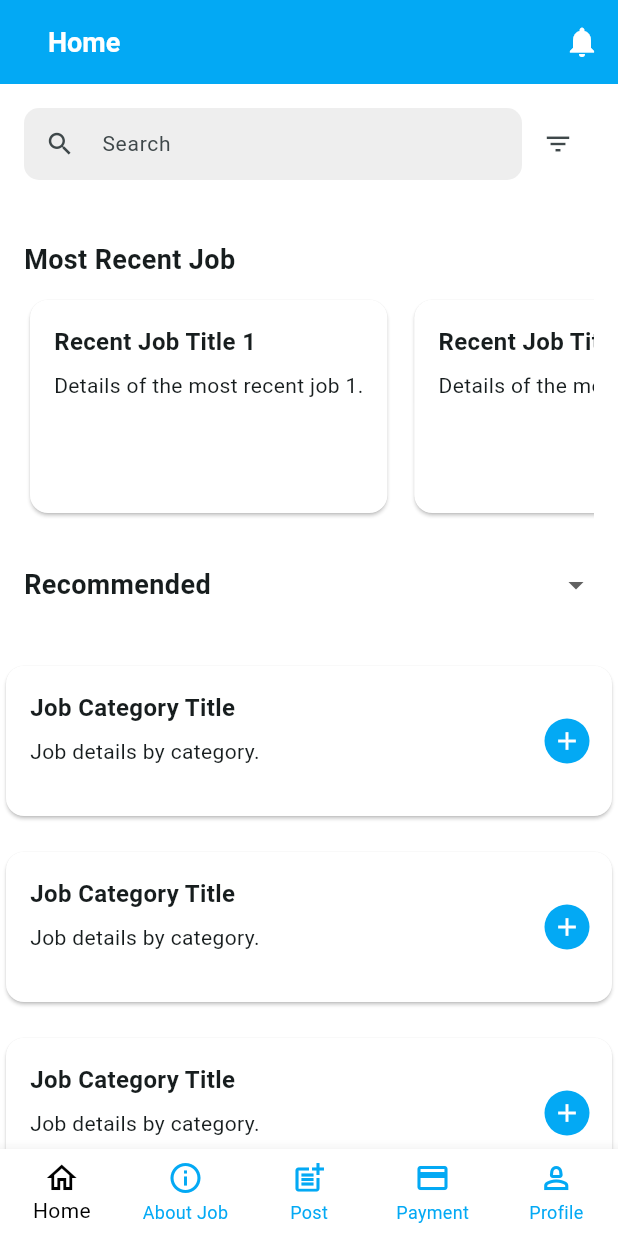
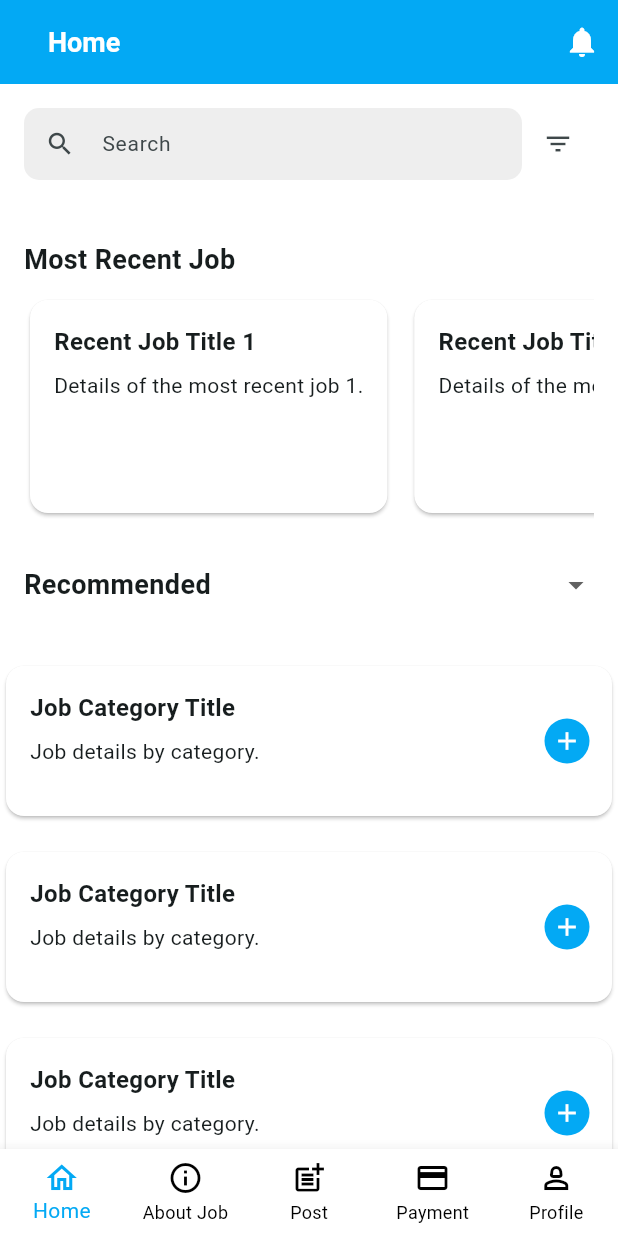
Before and after one commit to cchrisha/Community-Guild, a Flutter app: the HomePage screen opened directly, on a phone screen of 412 x 824 dp. Run offline on Flutter 3.47's test engine with Material 3 defaults, Android fonts, the phone set to English and light mode, and no system bars; our stand-ins replace equatable, flutter_bloc, get, google_fonts, image_picker, shared_preferences; accounts and stored records are empty.

Commit message:
Nichange ang navbar colorism kimpamparu

```diff
--- a/lib/screens/home.dart
+++ b/lib/screens/home.dart
@@ -148,8 +148,8 @@ class HomePage extends StatelessWidget {
             label: 'Profile',
           ),
         ],
-        selectedItemColor: Colors.black,
-        unselectedItemColor: Colors.lightBlue,
+        selectedItemColor: Colors.lightBlue,
+        unselectedItemColor: Colors.black,
         onTap: (index) {
           switch (index) {
             case 0:
--- a/lib/screens/payment_page.dart
+++ b/lib/screens/payment_page.dart
@@ -148,8 +148,8 @@ class PaymentPage extends StatelessWidget {
             label: 'Profile',
           ),
         ],
-        selectedItemColor: Colors.black,
-        unselectedItemColor: Colors.lightBlue,
+        selectedItemColor: Colors.lightBlue,
+        unselectedItemColor: Colors.black,
         onTap: (index) {
           switch (index) {
             case 0:
```
Also changed, not shown: pubspec.lock.
